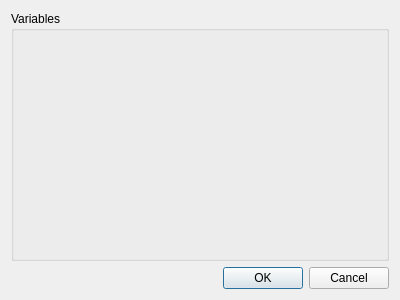
Above: python/plugins/processing/algs/qgis/ui/PredefinedExpressionDialog.ui from qgis/QGIS before the change. Below: the same form after it.
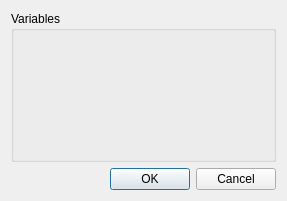
That is the form after the change.

Commit message: [processing] improve layout of the raster calculator dialog

What changed in the file:
```diff
--- a/python/plugins/processing/algs/qgis/ui/PredefinedExpressionDialog.ui
+++ b/python/plugins/processing/algs/qgis/ui/PredefinedExpressionDialog.ui
@@ -6,8 +6,8 @@
    <rect>
     <x>0</x>
     <y>0</y>
-    <width>400</width>
-    <height>300</height>
+    <width>287</width>
+    <height>201</height>
    </rect>
   </property>
   <property name="windowTitle">
```
The commit also changes 4 other files.
